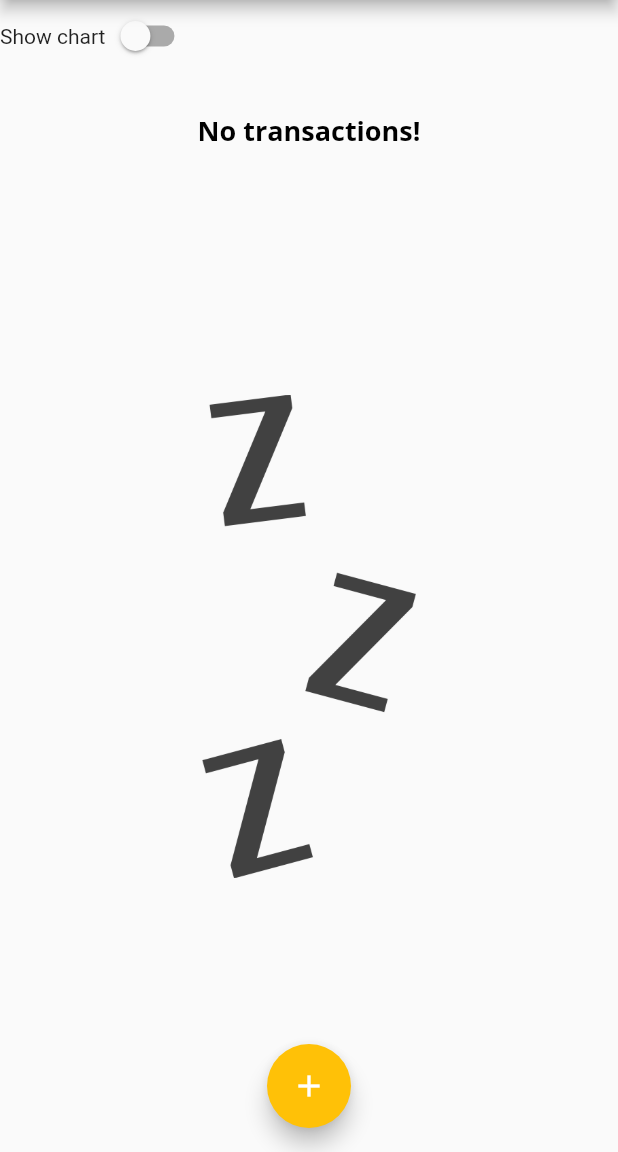
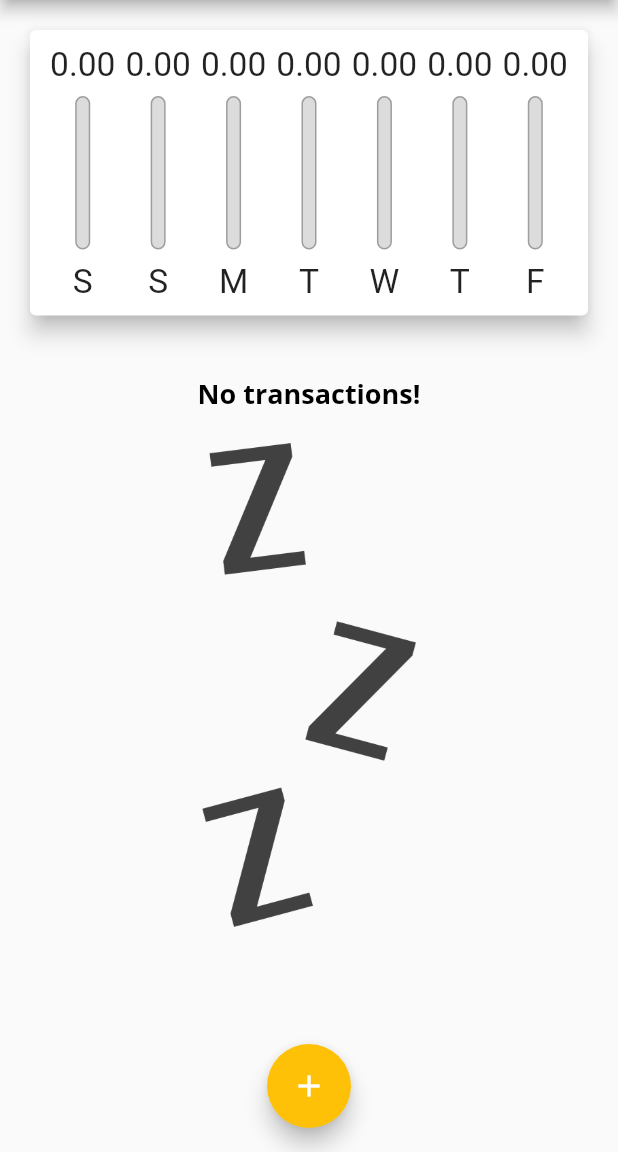
Before and after one commit to santclear/expenses, a Flutter app: the screen it shows after launch, on a phone screen of 412 x 824 dp, the part 84-1236 px from its top. Run offline on Flutter 3.47's test engine with Material 2 defaults, Android fonts, the phone set to English and light mode, and no system bars.

Commit message:
47 - More responsiveness improvements.

```diff
--- a/lib/components/transaction_list.dart
+++ b/lib/components/transaction_list.dart
@@ -16,15 +16,12 @@ class TransactionList extends StatelessWidget {
             builder: (ctx, constraints) {
               return Column(
                 children: <Widget>[
-                  SizedBox(height: constraints.maxHeight * 0.05),
-                  SizedBox(
-                    height: constraints.maxHeight * 0.3,
-                    child: Text(
-                      'No transactions!',
-                      style: Theme.of(context).textTheme.titleLarge,
-                    ),
+                  const SizedBox(height: 20),
+                  Text(
+                    'No transactions!',
+                    style: Theme.of(context).textTheme.titleLarge,
                   ),
-                  SizedBox(height: constraints.maxHeight * 0.05),
+                  const SizedBox(height: 20),
                   SizedBox(
                     height: constraints.maxHeight * 0.6,
                     child: Image.asset(
--- a/lib/main.dart
+++ b/lib/main.dart
@@ -96,6 +96,8 @@ class _MyHomePageState extends State<MyHomePage> {
 
   @override
   Widget build(BuildContext context) {
+    bool isLandscape =
+        MediaQuery.of(context).orientation == Orientation.landscape;
     final appBar = AppBar(
       title: const Text('Expenses'),
       actions: <Widget>[
@@ -116,6 +118,7 @@ class _MyHomePageState extends State<MyHomePage> {
         child: Column(
           crossAxisAlignment: CrossAxisAlignment.center,
           children: <Widget>[
+            if (isLandscape)
               Row(
                 children: <Widget>[
                   const Text('Show chart'),
@@ -129,12 +132,12 @@ class _MyHomePageState extends State<MyHomePage> {
                   ),
                 ],
               ),
-            if (_showChart)
+            if (_showChart || !isLandscape)
               SizedBox(
-                height: availableHeight * 0.3,
+                height: availableHeight * (isLandscape ? 0.7 : 0.3),
                 child: Chart(_recentTransactions),
               ),
-            if (!_showChart)
+            if (!_showChart || !isLandscape)
               SizedBox(
                 height: availableHeight * 0.7,
                 child: TransactionList(_transactions, _removeTransaction),
```
Lines whose indentation alone changed are shown as unchanged.
